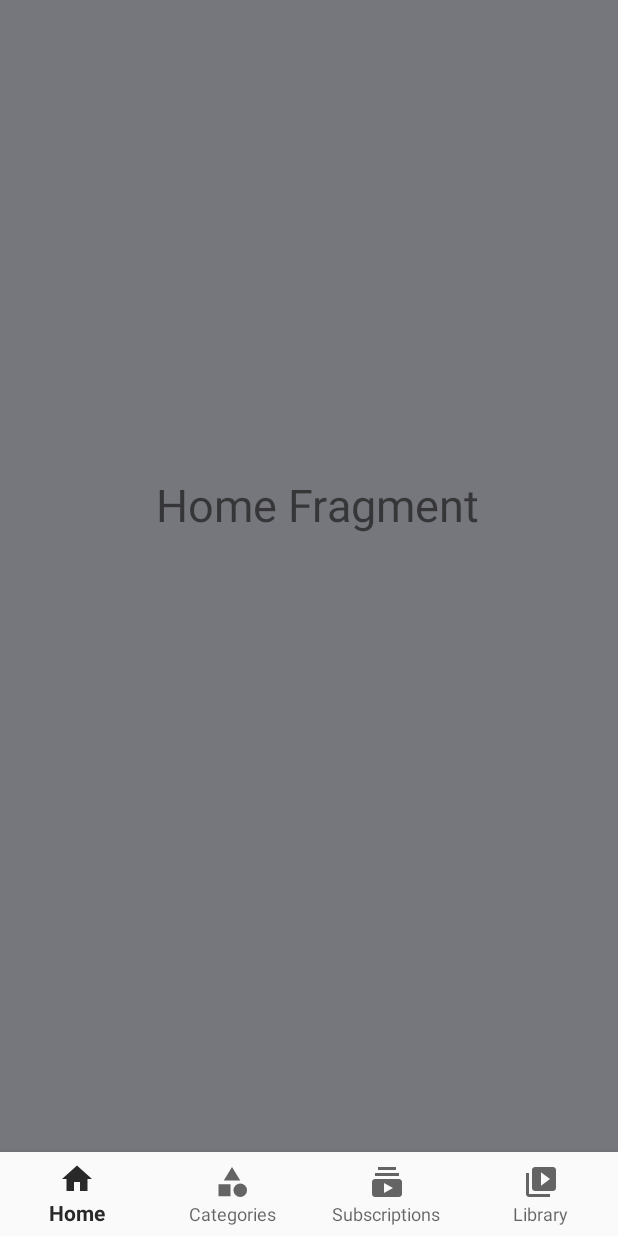
After one commit to tmwclaxton/VidGazeAndroid, an Android app: the fragment HomeFragment placed in its activity, on a phone screen of 412 x 824 dp. The commit adds this screen. Run offline under Robolectric (Android 15) with nearby library versions, the phone set to English and light mode, and no system bars.

Commit message:
broken but we're making progress
tried to get fragments working

```diff
--- a/app/build.gradle
+++ b/app/build.gradle
@@ -31,6 +31,7 @@ dependencies {
 
     implementation 'androidx.appcompat:appcompat:1.4.1'
     implementation 'com.google.android.material:material:1.5.0'
+   // implementation 'com.google.android.material:material:1.1.0'
     implementation 'androidx.constraintlayout:constraintlayout:2.1.3'
     testImplementation 'junit:junit:4.13.2'
     androidTestImplementation 'androidx.test.ext:junit:1.1.3'
--- /dev/null
+++ b/app/src/main/java/com/example/vidgaze/HomeFragment.java
@@ -0,0 +1,18 @@
+package com.example.vidgaze;
+
+import android.os.Bundle;
+import android.view.LayoutInflater;
+import android.view.View;
+import android.view.ViewGroup;
+
+import androidx.annotation.Nullable;
+import androidx.fragment.app.Fragment;
+
+public class HomeFragment extends Fragment {
+
+    @Nullable
+    @Override
+    public View onCreateView(LayoutInflater inflater, @Nullable ViewGroup container, @Nullable Bundle savedInstanceState) {
+        return inflater.inflate(R.layout.fragment_home, container, false);
+    }
+}
--- a/app/src/main/java/com/example/vidgaze/MainActivity.java
+++ b/app/src/main/java/com/example/vidgaze/MainActivity.java
@@ -1,17 +1,61 @@
 package com.example.vidgaze;
+
+import androidx.annotation.NonNull;
 
 import androidx.appcompat.app.AppCompatActivity;
 
 import android.os.Bundle;
+import android.view.MenuItem;
+
 import androidx.appcompat.widget.Toolbar;
-import androidx.appcompat.app.AppCompatActivity;
+
+import androidx.fragment.app.Fragment;
+
+import com.google.android.material.bottomnavigation.BottomNavigationView;
+import com.google.android.material.navigation.NavigationBarView;
+
 public class MainActivity extends AppCompatActivity {
     private Toolbar toolbar;
+    private BottomNavigationView bottomNavigationView;
     @Override
     protected void onCreate(Bundle savedInstanceState) {
         super.onCreate(savedInstanceState);
         setContentView(R.layout.activity_main);
-        toolbar = (Toolbar) findViewById(R.id.myToolBar);
+        toolbar = findViewById(R.id.myToolBar);
         setSupportActionBar(toolbar);
+        bottomNavigationView = findViewById(R.id.bottom_navigation);
+        bottomNavigationView.setOnItemSelectedListener(navListener);
+
+        //I added this if statement to keep the selected fragment when rotating the device
+        /*if (savedInstanceState == null) {
+            getSupportFragmentManager().beginTransaction().replace(R.id.fragment_container,
+                    new HomeFragment()).commit();
+        }*/
     }
+
+    private NavigationBarView.OnItemSelectedListener navListener =
+            item -> {
+                Fragment selectedFragment = null;
+
+                switch (item.getItemId()) {
+                    case R.id.nav_home:
+                        selectedFragment = new HomeFragment();
+                        break;
+                    case R.id.nav_categories:
+                        selectedFragment = new CategoriesFragment();
+                        break;
+                    case R.id.nav_subscriptions:
+                        selectedFragment = new SubscriptionsFragment();
+                        break;
+                    case R.id.nav_library:
+                        selectedFragment = new LibraryFragment();
+                        break;
+                }
+
+                getSupportFragmentManager().beginTransaction().replace(R.id.fragment_container,
+                        selectedFragment).commit();
+
+                return true;
+            };
+
 }
--- /dev/null
+++ b/app/src/main/res/drawable/categories.xml
@@ -0,0 +1,16 @@
+<vector xmlns:android="http://schemas.android.com/apk/res/android"
+    android:width="24dp"
+    android:height="24dp"
+    android:viewportWidth="24"
+    android:viewportHeight="24"
+    android:tint="?attr/colorControlNormal">
+  <path
+      android:fillColor="@android:color/white"
+      android:pathData="M12,2l-5.5,9h11z"/>
+  <path
+      android:fillColor="@android:color/white"
+      android:pathData="M17.5,17.5m-4.5,0a4.5,4.5 0,1 1,9 0a4.5,4.5 0,1 1,-9 0"/>
+  <path
+      android:fillColor="@android:color/white"
+      android:pathData="M3,13.5h8v8H3z"/>
+</vector>
--- /dev/null
+++ b/app/src/main/res/drawable/home.xml
@@ -0,0 +1,10 @@
+<vector xmlns:android="http://schemas.android.com/apk/res/android"
+    android:width="24dp"
+    android:height="24dp"
+    android:viewportWidth="24"
+    android:viewportHeight="24"
+    android:tint="?attr/colorControlNormal">
+  <path
+      android:fillColor="@android:color/white"
+      android:pathData="M10,20v-6h4v6h5v-8h3L12,3 2,12h3v8z"/>
+</vector>
--- /dev/null
+++ b/app/src/main/res/drawable/library.xml
@@ -0,0 +1,10 @@
+<vector xmlns:android="http://schemas.android.com/apk/res/android"
+    android:width="24dp"
+    android:height="24dp"
+    android:viewportWidth="24"
+    android:viewportHeight="24"
+    android:tint="?attr/colorControlNormal">
+  <path
+      android:fillColor="@android:color/white"
+      android:pathData="M4,6L2,6v14c0,1.1 0.9,2 2,2h14v-2L4,20L4,6zM20,2L8,2c-1.1,0 -2,0.9 -2,2v12c0,1.1 0.9,2 2,2h12c1.1,0 2,-0.9 2,-2L22,4c0,-1.1 -0.9,-2 -2,-2zM12,14.5v-9l6,4.5 -6,4.5z"/>
+</vector>
--- /dev/null
+++ b/app/src/main/res/drawable/subscriptions.xml
@@ -0,0 +1,10 @@
+<vector xmlns:android="http://schemas.android.com/apk/res/android"
+    android:width="24dp"
+    android:height="24dp"
+    android:viewportWidth="24"
+    android:viewportHeight="24"
+    android:tint="?attr/colorControlNormal">
+  <path
+      android:fillColor="@android:color/white"
+      android:pathData="M20,8L4,8L4,6h16v2zM18,2L6,2v2h12L18,2zM22,12v8c0,1.1 -0.9,2 -2,2L4,22c-1.1,0 -2,-0.9 -2,-2v-8c0,-1.1 0.9,-2 2,-2h16c1.1,0 2,0.9 2,2zM16,16l-6,-3.27v6.53L16,16z"/>
+</vector>
--- a/app/src/main/res/layout/activity_main.xml
+++ b/app/src/main/res/layout/activity_main.xml
@@ -1,24 +1,40 @@
 <?xml version="1.0" encoding="utf-8"?>
-<androidx.constraintlayout.widget.ConstraintLayout xmlns:android="http://schemas.android.com/apk/res/android"
+<androidx.constraintlayout.widget.ConstraintLayout
+    xmlns:android="http://schemas.android.com/apk/res/android"
     xmlns:app="http://schemas.android.com/apk/res-auto"
     xmlns:tools="http://schemas.android.com/tools"
     android:layout_width="match_parent"
     android:layout_height="match_parent"
-    tools:context=".MainActivity">
+    tools:context=".MainActivity"
+
+    >
 
     <include
         android:id="@+id/include"
         layout="@layout/appbar" />
 
-    <TextView
-        android:layout_width="wrap_content"
+
+    <FrameLayout
+        android:id="@+id/fragment_container"
+        android:layout_width="match_parent"
+        android:layout_height="match_parent"
+        app:layout_constraintBottom_toTopOf="@+id/bottom_navigation"
+        app:layout_constraintEnd_toEndOf="parent"
+        app:layout_constraintHorizontal_bias="0.388"
+        app:layout_constraintStart_toStartOf="parent"
+        app:layout_constraintTop_toBottomOf="@+id/include"
+        />
+
+    <com.google.android.material.bottomnavigation.BottomNavigationView
+        android:id="@+id/bottom_navigation"
+        android:layout_width="match_parent"
         android:layout_height="wrap_content"
-        android:text="Hello World!"
         app:layout_constraintBottom_toBottomOf="parent"
-        app:layout_constraintLeft_toLeftOf="parent"
-        app:layout_constraintRight_toRightOf="parent"
-        app:layout_constraintTop_toBottomOf="@+id/include"
-        app:layout_constraintVertical_bias="0.4" />
-
+        app:layout_constraintEnd_toEndOf="parent"
+        app:layout_constraintStart_toStartOf="parent"
+        app:menu="@menu/bottom_navigation"
+        android:background="?android:attr/windowBackground"
+        app:labelVisibilityMode="labeled"
+       />
 
 </androidx.constraintlayout.widget.ConstraintLayout>
--- /dev/null
+++ b/app/src/main/res/layout/fragment_home.xml
@@ -0,0 +1,21 @@
+<?xml version="1.0" encoding="utf-8"?>
+<androidx.constraintlayout.widget.ConstraintLayout xmlns:android="http://schemas.android.com/apk/res/android"
+    xmlns:app="http://schemas.android.com/apk/res-auto"
+    xmlns:tools="http://schemas.android.com/tools"
+    android:layout_width="match_parent"
+    android:layout_height="match_parent"
+    android:background="@color/material_dynamic_neutral50"
+    >
+
+    <TextView
+        android:layout_width="wrap_content"
+        android:layout_height="wrap_content"
+        android:layout_marginStart="104dp"
+
+        android:layout_marginTop="316dp"
+
+        android:text="Home Fragment"
+        android:textSize="30sp"
+        app:layout_constraintStart_toStartOf="parent"
+        app:layout_constraintTop_toTopOf="parent" />
+</androidx.constraintlayout.widget.ConstraintLayout>
--- /dev/null
+++ b/app/src/main/res/menu/bottom_navigation.xml
@@ -0,0 +1,19 @@
+<?xml version="1.0" encoding="utf-8"?>
+<menu xmlns:android="http://schemas.android.com/apk/res/android">
+    <item android:id="@+id/nav_home"
+        android:icon="@drawable/home"
+        android:title="Home"/>
+
+    <item android:id="@+id/nav_categories"
+        android:icon="@drawable/categories"
+        android:title="Categories"/>
+
+    <item android:id="@+id/nav_subscriptions"
+        android:icon="@drawable/subscriptions"
+        android:title="Subscriptions"/>
+
+    <item android:id="@+id/nav_library"
+        android:icon="@drawable/library"
+        android:title="Library"/>
+
+</menu>
--- a/app/src/main/res/values-night/themes.xml
+++ b/app/src/main/res/values-night/themes.xml
@@ -2,8 +2,8 @@
     <!-- Base application theme. -->
     <style name="Theme.VidGaze" parent="Theme.MaterialComponents.DayNight.NoActionBar">
         <!-- Primary brand color. -->
-        <item name="colorPrimary">@color/purple_200</item>
-        <item name="colorPrimaryVariant">@color/purple_700</item>
+        <item name="colorPrimary">@color/grey_light</item>
+        <item name="colorPrimaryVariant">@color/grey_high</item>
         <item name="colorOnPrimary">@color/black</item>
         <!-- Secondary brand color. -->
         <item name="colorSecondary">@color/teal_200</item>
--- a/app/src/main/res/values/colors.xml
+++ b/app/src/main/res/values/colors.xml
@@ -1,8 +1,11 @@
 <?xml version="1.0" encoding="utf-8"?>
 <resources>
-    <color name="purple_200">#FFBB86FC</color>
-    <color name="purple_500">#FF6200EE</color>
-    <color name="purple_700">#FF3700B3</color>
+    <color name="grey_light">#505050</color>
+    <color name="grey_mid">#292929</color>
+    <color name="grey_high">#131313</color>
+
+
+
     <color name="teal_200">#FF03DAC5</color>
     <color name="teal_700">#FF018786</color>
     <color name="black">#FF000000</color>
--- a/app/src/main/res/values/themes.xml
+++ b/app/src/main/res/values/themes.xml
@@ -2,8 +2,8 @@
     <!-- Base application theme. -->
     <style name="Theme.VidGaze" parent="Theme.AppCompat.Light.NoActionBar">
         <!-- Primary brand color. -->
-        <item name="colorPrimary">@color/purple_500</item>
-        <item name="colorPrimaryVariant">@color/purple_700</item>
+        <item name="colorPrimary">@color/grey_mid</item>
+        <item name="colorPrimaryVariant">@color/grey_high</item>
         <item name="colorOnPrimary">@color/white</item>
         <!-- Secondary brand color. -->
         <item name="colorSecondary">@color/teal_200</item>
```
Also changed, not shown: app/src/main/java/com/example/vidgaze/CategoriesFragment.java (added, +18 -0 lines), app/src/main/java/com/example/vidgaze/LibraryFragment.java (added, +18 -0 lines), app/src/main/java/com/example/vidgaze/SubscriptionsFragment.java (added, +18 -0 lines), app/src/main/res/layout/appbar.xml (+5 -4 lines), app/src/main/res/layout/fragment_categories.xml (added, +21 -0 lines), app/src/main/res/layout/fragment_library.xml (added, +21 -0 lines), app/src/main/res/layout/fragment_subscriptions.xml (added, +21 -0 lines).
